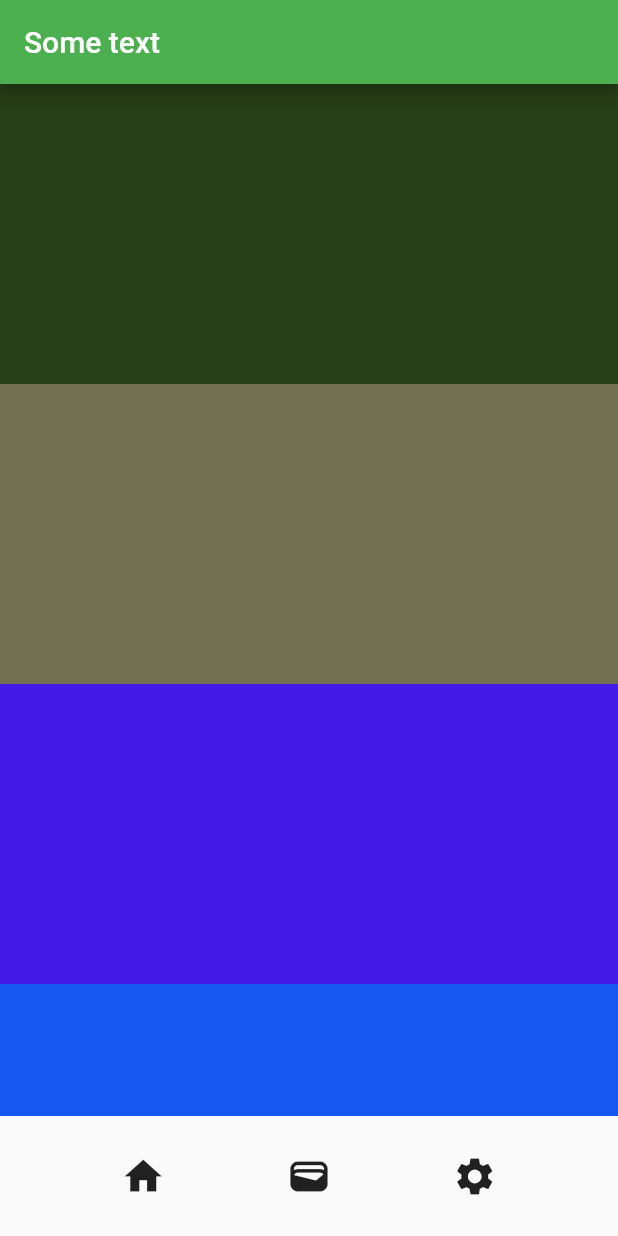
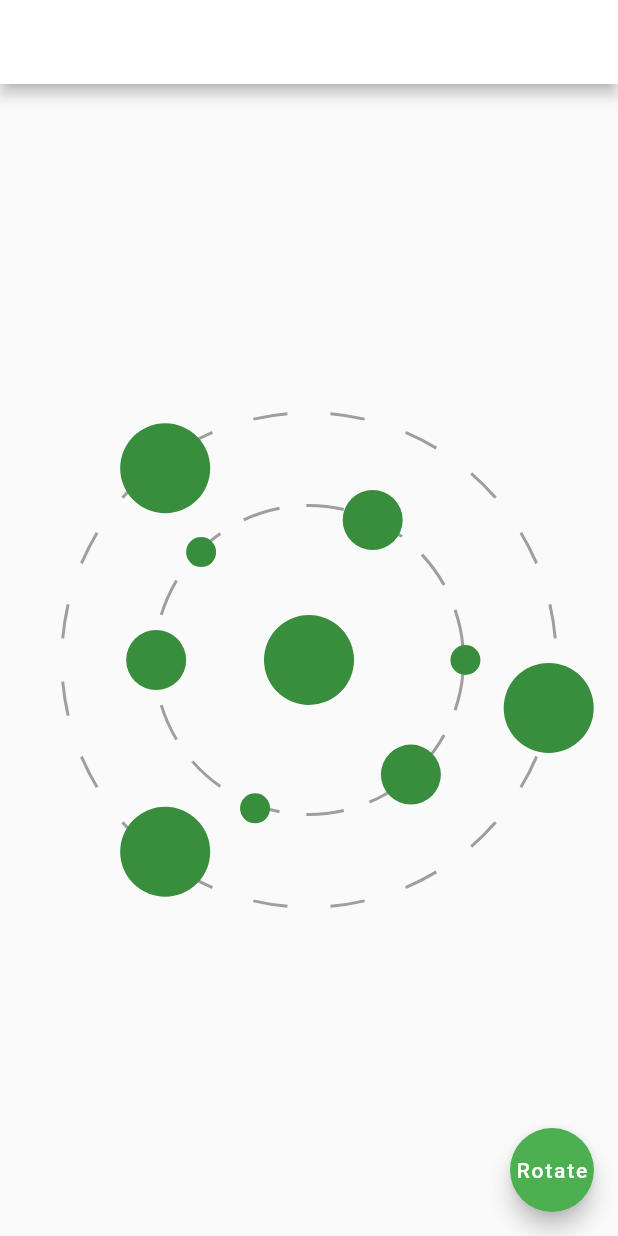
Before and after one commit to Tolulope05/flutter_pratical_challenge, a Flutter app: the screen it shows after launch, on a phone screen of 412 x 824 dp. Run offline on Flutter 3.47's test engine with Material 2 defaults, Android fonts, the light colour scheme and no system bars; our stand-ins replace adaptive_theme, avatar_glow, chewie, device_info_plus, fluttertoast, image_gallery_saver and 8 more; missing offline and left inert: highlight_text, speed_dial_fab, video_thumbnail.

Commit message:
gabby spiral image

```diff
--- /dev/null
+++ b/lib/15_gabby_aid_learning_pattern/spiral__image.dart
@@ -0,0 +1,217 @@
+import 'package:flutter/material.dart';
+import 'dart:math' as math;
+
+
+class SpiralImage extends StatefulWidget {
+  const SpiralImage({super.key, required this.title});
+
+  final String title;
+
+  @override
+  State<SpiralImage> createState() => _SpiralImageState();
+}
+
+class _SpiralImageState extends State<SpiralImage> with TickerProviderStateMixin {
+  late AnimationController first;
+  late Animation<double> firstAnimation;
+
+  late AnimationController second;
+  late Animation<double> secondAnimation;
+
+  bool isAnimating = false;
+
+  @override
+  void initState() {
+    super.initState();
+    first = AnimationController(
+      vsync: this,
+      duration: const Duration(milliseconds: 5000),
+      reverseDuration: const Duration(milliseconds: 5000),
+    );
+
+    firstAnimation = Tween<double>(
+      begin: 0,
+      end: 1,
+    ).animate(first);
+
+    second = AnimationController(
+      vsync: this,
+      duration: const Duration(seconds: 3),
+      reverseDuration: const Duration(seconds: 3),
+    );
+
+    secondAnimation = Tween<double>(
+      begin: 1,
+      end: 0,
+    ).animate(second);
+  }
+
+  @override
+  void dispose() {
+    first.dispose();
+    second.dispose();
+    super.dispose();
+  }
+
+  @override
+  Widget build(BuildContext context) {
+    var size = MediaQuery.of(context).size;
+    return Scaffold(
+      appBar: AppBar(
+        backgroundColor: Theme.of(context).colorScheme.inversePrimary,
+        title: Text(widget.title),
+      ),
+      floatingActionButton: FloatingActionButton(
+        onPressed: () {
+          if (!isAnimating) {
+            first.repeat();
+            second.reverse();
+            second.repeat();
+          } else {
+            first.stop();
+            second.stop();
+          }
+          isAnimating = !isAnimating;
+        },
+        child: const Text('Rotate'),
+      ),
+      body: Center(
+        child: SizedBox(
+          height: 0.8 * size.width + 50,
+          width: 0.8 * size.width + 50,
+          child: Stack(
+            children: [
+              Center(
+                child: RotationTransition(
+                  turns: firstAnimation,
+                  child: SizedBox(
+                    height: 0.8 * size.width,
+                    width: 0.8 * size.width,
+                    child: CustomPaint(
+                      painter: DashedCirclePainter(),
+                    ),
+                  ),
+                ),
+              ),
+              Center(
+                child: RotationTransition(
+                  turns: secondAnimation,
+                  child: SizedBox(
+                    height: 0.5 * size.width,
+                    width: 0.5 * size.width,
+                    child: CustomPaint(
+                      painter: DashedCirclePainter(
+                        dashes: 15,
+                      ),
+                    ),
+                  ),
+                ),
+              ),
+              const Align(
+                alignment: Alignment(-0.6, -0.8),
+                child: CircleAvatar(
+                  radius: 30,
+                ),
+              ),
+              const Align(
+                alignment: Alignment(1, 0.2),
+                child: CircleAvatar(
+                  radius: 30,
+                ),
+              ),
+              const Align(
+                alignment: Alignment(-0.6, 0.8),
+                child: CircleAvatar(
+                  radius: 30,
+                ),
+              ),
+              const Align(
+                alignment: Alignment.center,
+                child: CircleAvatar(
+                  radius: 30,
+                ),
+              ),
+              const Align(
+                alignment: Alignment(-0.6, 0),
+                child: CircleAvatar(
+                  radius: 20,
+                ),
+              ),
+              const Align(
+                alignment: Alignment(0.4, 0.45),
+                child: CircleAvatar(
+                  radius: 20,
+                ),
+              ),
+              const Align(
+                alignment: Alignment(0.25, -0.55),
+                child: CircleAvatar(
+                  radius: 20,
+                ),
+              ),
+              const Align(
+                alignment: Alignment(-0.4, -0.4),
+                child: CircleAvatar(
+                  radius: 10,
+                ),
+              ),
+              const Align(
+                alignment: Alignment(-0.2, 0.55),
+                child: CircleAvatar(
+                  radius: 10,
+                ),
+              ),
+              const Align(
+                alignment: Alignment(0.58, 0),
+                child: CircleAvatar(
+                  radius: 10,
+                ),
+              ),
+            ],
+          ),
+        ),
+      ),
+    );
+  }
+}
+
+class DashedCirclePainter extends CustomPainter {
+  final int dashes;
+  final Color color;
+  final double gapSize;
+  final double strokeWidth;
+
+  DashedCirclePainter({
+    this.dashes = 20,
+    this.color = Colors.grey,
+    this.gapSize = 5,
+    this.strokeWidth = 2,
+  });
+
+  @override
+  void paint(Canvas canvas, Size size) {
+    final double gap = math.pi / 180 * gapSize;
+    final double singleAngle = (math.pi * 2) / dashes;
+
+    for (int i = 0; i < dashes; i++) {
+      final Paint paint = Paint()
+        ..color = color
+        ..strokeWidth = strokeWidth
+        ..style = PaintingStyle.stroke;
+
+      canvas.drawArc(Offset.zero & size, gap + singleAngle * i,
+          singleAngle - gap * 2, false, paint);
+    }
+  }
+
+  @override
+  bool shouldRepaint(DashedCirclePainter oldDelegate) {
+    return dashes != oldDelegate.dashes || color != oldDelegate.color;
+  }
+}
+
+extension RadianToDegree on num {
+  double toDegree() {
+    return this * math.pi / 180;
+  }
+}
--- a/lib/main.dart
+++ b/lib/main.dart
@@ -3,6 +3,7 @@ import 'package:flutter_pratical_challenge/08_status_saver/app_one/08_flutter_st
 import 'package:provider/provider.dart';
 
 import '15_gabby_aid_learning_pattern/dismissible_botton_navbar.dart';
+import '15_gabby_aid_learning_pattern/spiral__image.dart';
 
 void main() {
   runApp(const MyApp());
@@ -26,8 +27,11 @@ class MyApp extends StatelessWidget {
               primarySwatch: Colors.green,
               visualDensity: VisualDensity.adaptivePlatformDensity,
             ),
-            home: const DismissibleBotomNav(
-              title: "Some text",
+            // home: const DismissibleBotomNav(
+            //   title: "Some text",
+            // ),
+            home: const SpiralImage(
+              title: "Spiral Image",
             ),
           );
         });
```
